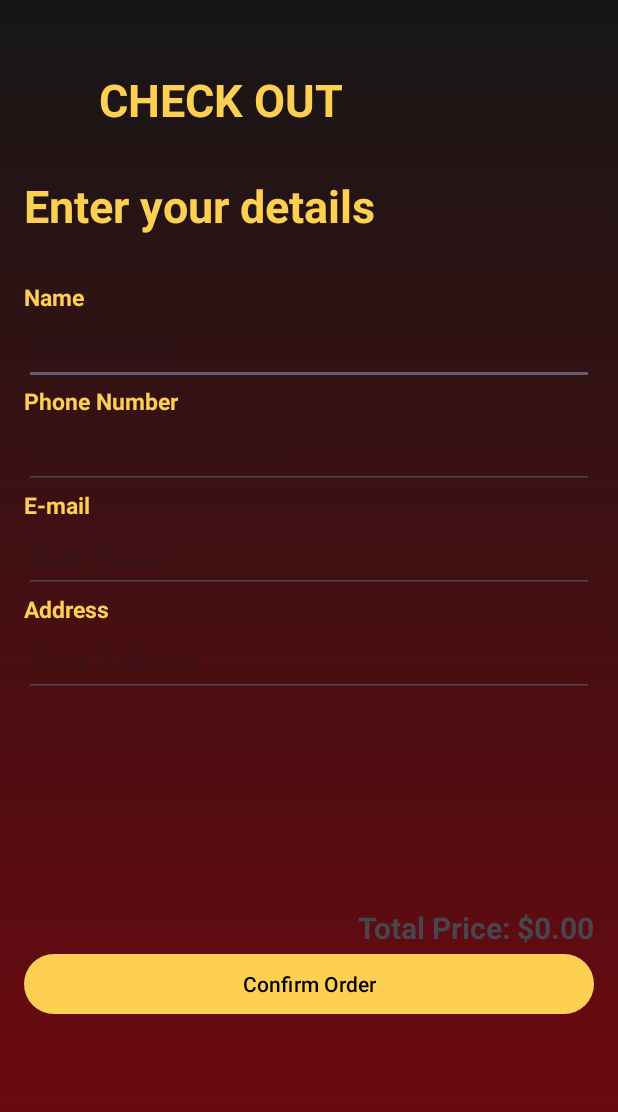
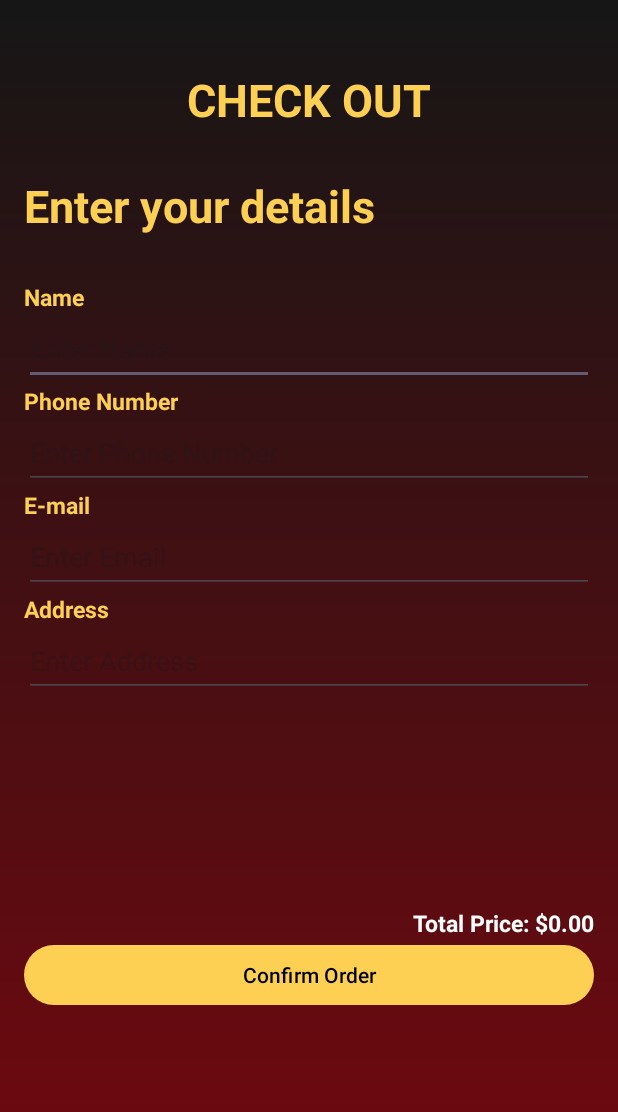
Before and after one commit to Rafiaa01/sizzelCraft, an Android app: the Checkout screen opened directly, with no data from a screen before it, on a phone screen of 412 x 824 dp. Shown: the top 1112 px of the screen. Run offline under Robolectric (Android 15) with nearby library versions, the phone set to English and light mode, and no system bars.

Commit message:
Checkout update

```diff
--- a/app/src/main/java/com/example/sizzelcraft/Checkout.java
+++ b/app/src/main/java/com/example/sizzelcraft/Checkout.java
@@ -1,5 +1,6 @@
 package com.example.sizzelcraft;
 
+import android.content.Intent;
 import android.os.Bundle;
 import android.view.View;
 import android.widget.Button;
@@ -7,13 +8,7 @@ import android.widget.EditText;
 import android.widget.TextView;
 import android.widget.Toast;
 
-import androidx.activity.EdgeToEdge;
 import androidx.appcompat.app.AppCompatActivity;
-import androidx.core.graphics.Insets;
-import androidx.core.view.ViewCompat;
-import androidx.core.view.WindowInsetsCompat;
-
-import java.util.ArrayList;
 
 public class Checkout extends AppCompatActivity {
 
@@ -21,6 +16,7 @@ public class Checkout extends AppCompatActivity {
     Button btnConfirmOrder;
     TextView totalPriceView;
     double totalPrice;
+    OrderDatabaseHelper orderDatabaseHelper; // SQLite Helper
 
     @Override
     protected void onCreate(Bundle savedInstanceState) {
@@ -34,31 +30,35 @@ public class Checkout extends AppCompatActivity {
         btnConfirmOrder = findViewById(R.id.btnConfirmOrder);
         totalPriceView = findViewById(R.id.total_price1);
 
-        // Get the total price from the Intent
+        // Initialize database helper
+        orderDatabaseHelper = new OrderDatabaseHelper(this);
+
+        // Get total price from intent
         totalPrice = getIntent().getDoubleExtra("total_price", 0.0);
-
-        // Display the total price
         totalPriceView.setText("Total Price: $" + String.format("%.2f", totalPrice));
 
-        // Set up the "Confirm Order" button click listener
+        // Confirm order button click
         btnConfirmOrder.setOnClickListener(new View.OnClickListener() {
             @Override
             public void onClick(View v) {
-                // Get user input
+                // Get user details
                 String name = edtName.getText().toString().trim();
                 String phoneNumber = edtPhoneNumber.getText().toString().trim();
                 String email = edtEmail.getText().toString().trim();
                 String address = edtAddress.getText().toString().trim();
 
-                // Simple validation to check if fields are empty
+                // Validate fields
                 if (name.isEmpty() || phoneNumber.isEmpty() || email.isEmpty() || address.isEmpty()) {
                     Toast.makeText(Checkout.this, "Please fill in all fields", Toast.LENGTH_SHORT).show();
                 } else {
-                    // Show confirmation message
-                    Toast.makeText(Checkout.this, "Order confirmation email sent to you!", Toast.LENGTH_SHORT).show();
+                    // Insert order into database and get order ID
+                    long orderId = orderDatabaseHelper.insertOrder(name, phoneNumber, email, address, totalPrice);
 
-                    // You can also send the order details to a backend or process the order here
-                    // Example: sendOrderToBackend(name, phoneNumber, email, address, cartItems);
+                    // Open order confirmation page
+                    Intent intent = new Intent(Checkout.this, OrderConfirmationActivity.class);
+                    intent.putExtra("order_id", orderId);
+                    startActivity(intent);
+                    finish(); // Close checkout activity
                 }
             }
         });
--- /dev/null
+++ b/app/src/main/res/drawable/circle.xml
@@ -0,0 +1,6 @@
+<?xml version="1.0" encoding="utf-8"?>
+<shape xmlns:android="http://schemas.android.com/apk/res/android"
+    android:shape="oval">
+    <solid android:color="#FFFFFF"/> <!-- Background color (optional) -->
+    <stroke android:width="2dp" android:color="#CCCCCC"/> <!-- Optional border -->
+</shape>
--- a/app/src/main/res/layout/activity_checkout.xml
+++ b/app/src/main/res/layout/activity_checkout.xml
@@ -8,14 +8,14 @@
 
     <TextView
         android:id="@+id/title1"
-        android:layout_width="match_parent"
+        android:layout_width="wrap_content"
         android:layout_height="wrap_content"
         android:text="CHECK OUT"
         android:textSize="30dp"
         android:textStyle="bold"
         android:textColor="@color/yellow"
         android:layout_marginTop="30dp"
-        android:layout_marginLeft="50dp"/>
+        android:layout_gravity="center"/>
     <TextView
         android:id="@+id/title"
         android:layout_width="match_parent"
@@ -34,13 +34,14 @@
         android:text="Name"
         android:textStyle="bold"
         android:layout_marginTop="30dp"
-        android:textSize="15dp"
+        android:textSize="15sp"
         android:textColor="@color/yellow" />
     <EditText
         android:id="@+id/edtName"
         android:layout_width="match_parent"
         android:layout_height="48dp"
         android:hint="Enter Name"
+        android:textColor="@color/white"
         android:inputType="textPersonName" />
 
     <TextView
@@ -49,13 +50,14 @@
         android:layout_height="wrap_content"
         android:text="Phone Number"
         android:textStyle="bold"
-        android:textSize="15dp"
+        android:textSize="15sp"
         android:textColor="@color/yellow" />
     <!-- Phone Number Input -->
     <EditText
         android:id="@+id/edtPhoneNumber"
         android:layout_width="match_parent"
         android:layout_height="48dp"
+        android:textColor="@color/white"
         android:hint="Enter Phone Number"
         android:inputType="phone" />
 
@@ -65,13 +67,14 @@
         android:layout_height="wrap_content"
         android:text="E-mail"
         android:textStyle="bold"
-        android:textSize="15dp"
+        android:textSize="15sp"
         android:textColor="@color/yellow" />
     <!-- Email Input -->
     <EditText
         android:id="@+id/edtEmail"
         android:layout_width="match_parent"
         android:layout_height="48dp"
+        android:textColor="@color/white"
         android:hint="Enter Email"
         android:inputType="textEmailAddress" />
 
@@ -81,13 +84,14 @@
         android:layout_height="wrap_content"
         android:text="Address"
         android:textStyle="bold"
-        android:textSize="15dp"
+        android:textSize="15sp"
         android:textColor="@color/yellow" />
     <!-- Address Input -->
     <EditText
         android:id="@+id/edtAddress"
         android:layout_width="match_parent"
         android:layout_height="48dp"
+        android:textColor="@color/white"
         android:hint="Enter Address"
         android:inputType="textPostalAddress" />
 
@@ -95,8 +99,9 @@
         android:id="@+id/total_price1"
         android:layout_width="wrap_content"
         android:layout_height="wrap_content"
-        android:textSize="20dp"
+        android:textSize="15sp"
         android:textStyle="bold"
+        android:textColor="@color/white"
         android:layout_marginTop="140dp"
         android:layout_gravity="right"
         />
```
Also changed, not shown: app/src/main/res/layout/activity_order_confirmation.xml (+31 -12 lines), app/src/main/res/drawable/order3.jpg (added).
